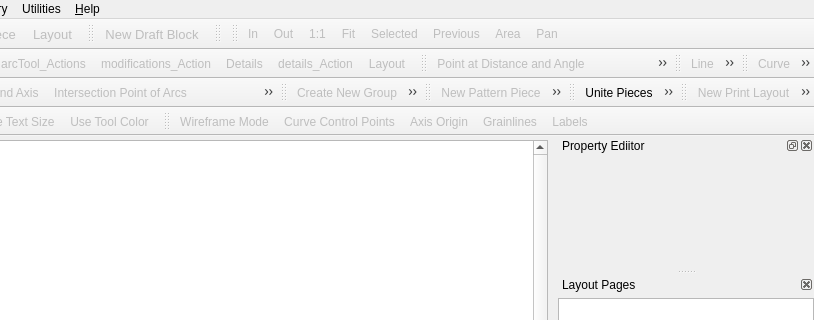
Above: src/app/seamly2d/mainwindow.ui from FashionFreedom/Seamly2D before the change; both pictures show x 286 to 1100 and y 0 to 320 of the 1100 by 809 pixel window. Below: the same form after it.
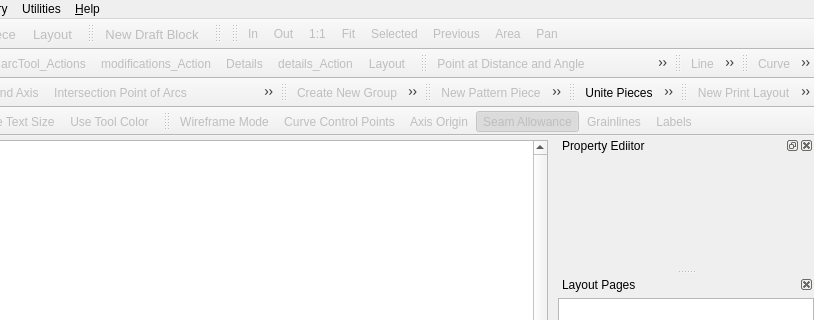
That is the form after the change. Icons and pictures are not drawn. Custom widgets are drawn as their Qt base class.

```diff
--- a/src/app/seamly2d/mainwindow.ui
+++ b/src/app/seamly2d/mainwindow.ui
@@ -2571,6 +2571,7 @@
    <addaction name="toggleWireframe_Action"/>
    <addaction name="toggleControlPoints_Action"/>
    <addaction name="toggleAxisOrigin_Action"/>
+   <addaction name="toggleSeamAllowances_Action"/>
    <addaction name="toggleGrainLines_Action"/>
    <addaction name="toggleLabels_Action"/>
   </widget>
@@ -4584,6 +4585,27 @@
     <string>Export</string>
    </property>
   </action>
+  <action name="toggleSeamAllowances_Action">
+   <property name="checkable">
+    <bool>true</bool>
+   </property>
+   <property name="checked">
+    <bool>true</bool>
+   </property>
+   <property name="enabled">
+    <bool>false</bool>
+   </property>
+   <property name="icon">
+    <iconset resource="../../libs/vmisc/share/resources/icon.qrc">
+     <normaloff>:/icon/32x32/seaml_allowance@2x.png</normaloff>:/icon/32x32/seaml_allowance@2x.png</iconset>
+   </property>
+   <property name="text">
+    <string>Seam Allowance</string>
+   </property>
+   <property name="shortcut">
+    <string>V, S</string>
+   </property>
+  </action>
  </widget>
  <layoutdefault spacing="6" margin="11"/>
  <customwidgets>
```
Left out of the diff: 3 changed lines with no effect on the pictures.
